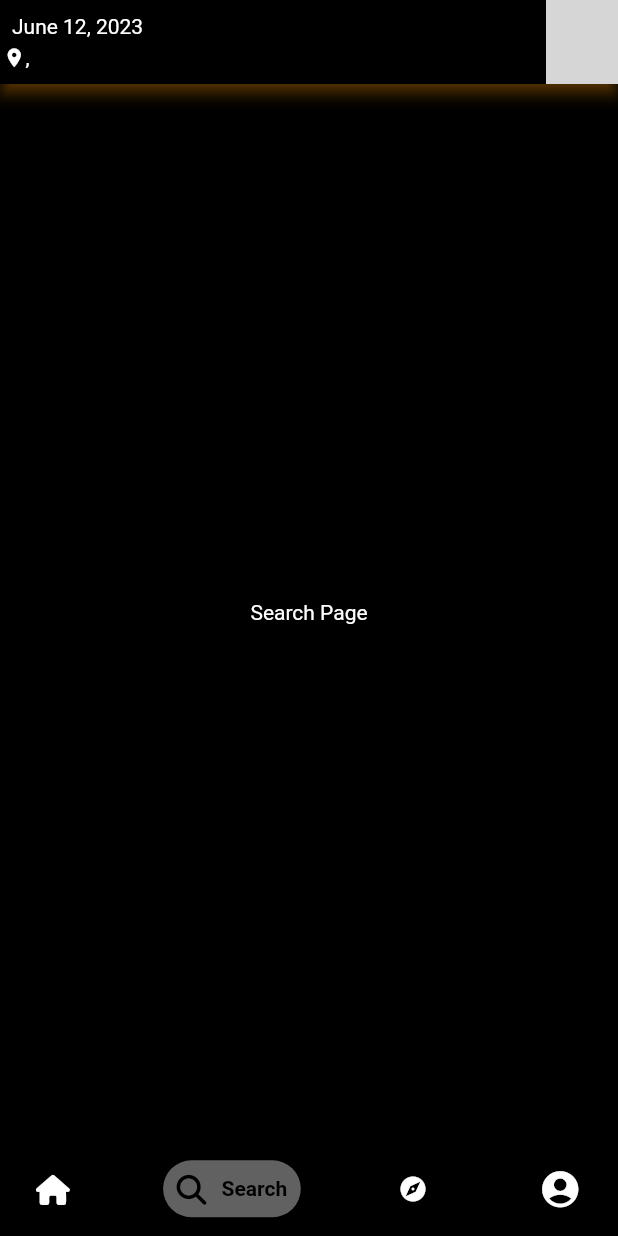
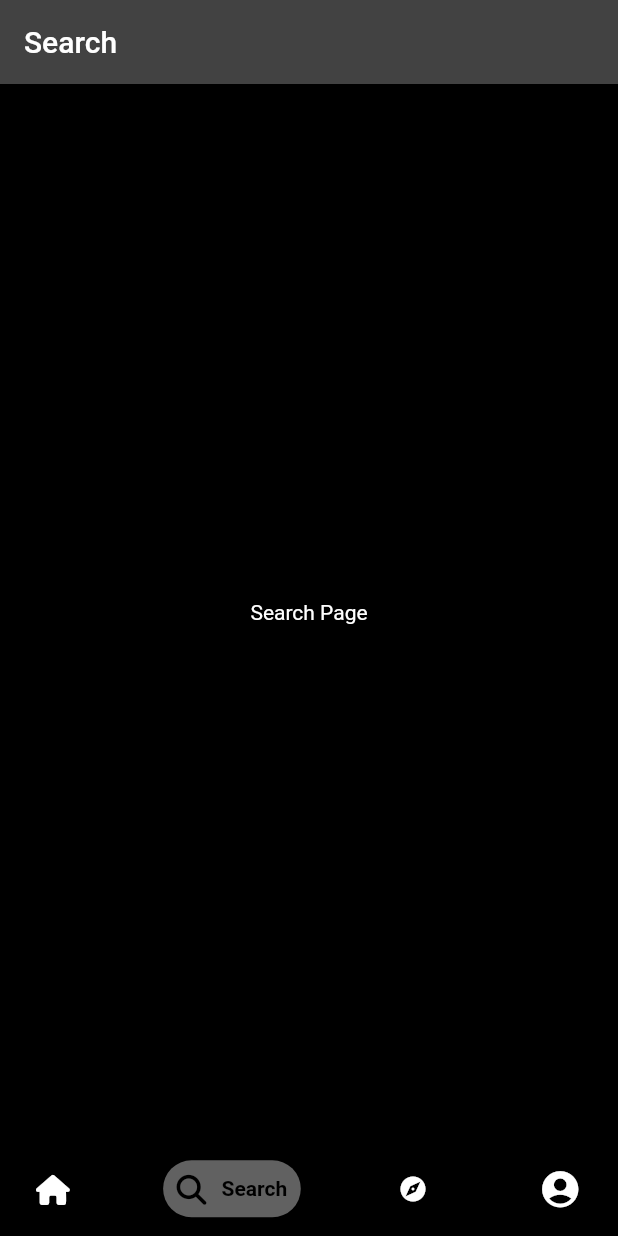
Before and after one commit to EnigmaTasks/WeatherApp, a Flutter app: the screen it shows after launch, item 2 of the bottom bar chosen, on a phone screen of 412 x 824 dp. Run offline on Flutter 3.47's test engine with Material 2 defaults, Android fonts, the phone set to English and light mode, and no system bars; drawn by our look-alikes of google_nav_bar; our stand-ins replace font_awesome_flutter, geocoding, google_fonts, location; missing offline and left inert: dark_light_button; grey boxes are pictures that could not be loaded.

Commit message:
added homepage UI elements

```diff
--- a/lib/main.dart
+++ b/lib/main.dart
@@ -77,7 +77,8 @@ class _MaterialAppBaseState extends State<MaterialAppBase> {
       theme: isDarkTheme ? ThemeData.dark() : ThemeData.light(),
       debugShowCheckedModeBanner: false,
       home: Scaffold(
-        appBar: AppBar(
+        appBar: _selectedIndex == 0
+            ? AppBar(
                 leadingWidth: 240,
                 leading: Column(
                   mainAxisAlignment: MainAxisAlignment.center,
@@ -85,29 +86,33 @@ class _MaterialAppBaseState extends State<MaterialAppBase> {
                   children: [
                     Padding(
                       padding: const EdgeInsets.only(left: 8.0),
-                child: Text(
-                  DateFormat('yMMMMd').format(DateTime.now()),
-                  style: isDarkTheme
-                      ? const TextStyle(color: Colors.white)
-                      : const TextStyle(color: Colors.black),
+                      child: Text(DateFormat('yMMMMd').format(DateTime.now()),
+                          style: GoogleFonts.monda(
+                              color: isDarkTheme ? Colors.white : Colors.black)
+                          // isDarkTheme
+                          //     ? const TextStyle(color: Colors.white)
+                          //     : const TextStyle(color: Colors.black),
                           ),
                     ),
                     Padding(
                       padding: const EdgeInsets.only(top: 5.0, left: 2.0),
                       child: Row(
                         children: [
-                    const Icon(
-                      Icons.location_on,
+                          Icon(Icons.location_on,
                               size: 15,
-                    ),
+                              color: isDarkTheme ? Colors.white : Colors.black),
                           Text(
                             country!.toUpperCase(),
                             style: GoogleFonts.ubuntu(
-                          color: Colors.white, fontWeight: FontWeight.bold),
+                                color:
+                                    isDarkTheme ? Colors.white : Colors.black,
+                                fontWeight: FontWeight.bold),
                           ),
                           Text(
                             ', ${adminArea!}',
-                      style: const TextStyle(color: Colors.white),
+                            style: TextStyle(
+                                color:
+                                    isDarkTheme ? Colors.white : Colors.black),
                           )
                         ],
                       ),
@@ -126,8 +131,17 @@ class _MaterialAppBaseState extends State<MaterialAppBase> {
                     },
                   ),
                 ],
-          shadowColor: Colors.orange,
+              )
+            : _selectedIndex == 1
+                ?
+                //Implement Search Page AppBar Here
+                AppBar(
+                    title: const Text(
+                      'Search',
+                      style: TextStyle(color: Colors.white),
                     ),
+                  )
+                : null,
         backgroundColor: isDarkTheme == true ? Colors.black : Colors.white,
         body: Center(
           child: _widgetOptions.elementAt(_selectedIndex),
--- a/pubspec.yaml
+++ b/pubspec.yaml
@@ -67,8 +67,8 @@ flutter:
   uses-material-design: true
 
   # To add assets to your application, add an assets section, like this:
-  # assets:
-  #   - images/a_dot_burr.jpeg
+  assets:
+    - lib/assets/
   #   - images/a_dot_ham.jpeg
 
   # An image asset can refer to one or more resolution-specific "variants", see
```
Also changed, not shown: lib/Ankush/HomePage.dart (+137 -3 lines), lib/assets/cloud.png (added), lib/assets/cloud1.png (added), lib/assets/cloud2.png (added), lib/assets/cloud3.png (added), lib/assets/wrldmap.png (added). Lines whose indentation alone changed are shown as unchanged.
